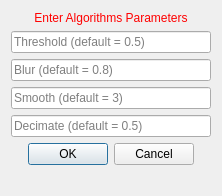
Before: the Qt Designer form Version2.0/Plugins/kcl.cemrgapp.atrialfibres/src/internal/AtrialFibresViewUIMeshing.ui in OpenHeartDevelopers/CemrgApp, drawn with Qt 5.
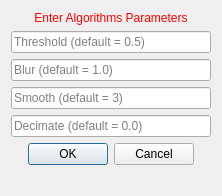
After: the same form once the commit is applied.

What changed in the file:
```diff
--- a/Version2.0/Plugins/kcl.cemrgapp.atrialfibres/src/internal/AtrialFibresViewUIMeshing.ui
+++ b/Version2.0/Plugins/kcl.cemrgapp.atrialfibres/src/internal/AtrialFibresViewUIMeshing.ui
@@ -55,7 +55,7 @@
    <item>
     <widget class="QLineEdit" name="lineEdit_2">
      <property name="placeholderText">
-      <string>Blur (default = 0.8)</string>
+      <string>Blur (default = 1.0)</string>
      </property>
     </widget>
    </item>
@@ -72,7 +72,7 @@
    <item>
     <widget class="QLineEdit" name="lineEdit_4">
      <property name="placeholderText">
-      <string>Decimate (default = 0.5)</string>
+      <string>Decimate (default = 0.0)</string>
      </property>
     </widget>
    </item>
```
